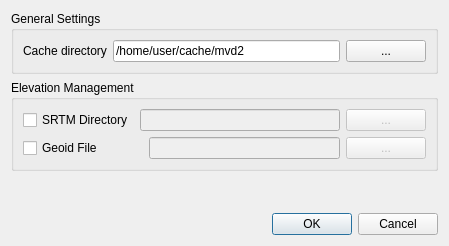
Qt form Code/Application/Catalogue/mvdPreferencesDialog.ui (orfeotoolbox/OTB) before a commit.
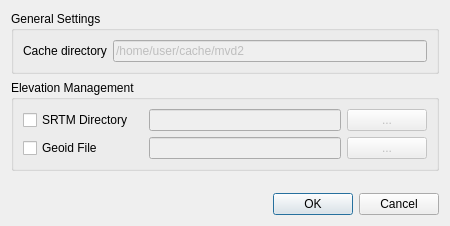
The same form after that commit.

Commit message: ENH: Removed select cache-dir button and disabled cache-dir QLineEdit of the PreferencesDialog (mvd2-catalogue).

```diff
--- a/Code/Application/Catalogue/mvdPreferencesDialog.ui
+++ b/Code/Application/Catalogue/mvdPreferencesDialog.ui
@@ -9,8 +9,8 @@
    <rect>
     <x>0</x>
     <y>0</y>
-    <width>449</width>
-    <height>246</height>
+    <width>446</width>
+    <height>226</height>
    </rect>
   </property>
   <property name="sizePolicy">
@@ -25,35 +25,22 @@
   <property name="locale">
    <locale language="C" country="AnyCountry"/>
   </property>
-  <layout class="QGridLayout" name="gridLayout">
-   <item row="11" column="0">
-    <spacer name="verticalSpacer">
-     <property name="orientation">
-      <enum>Qt::Vertical</enum>
-     </property>
-     <property name="sizeHint" stdset="0">
-      <size>
-       <width>20</width>
-       <height>0</height>
-      </size>
-     </property>
-    </spacer>
-   </item>
-   <item row="1" column="0">
-    <widget class="QGroupBox" name="groupBox">
-     <property name="sizePolicy">
-      <sizepolicy hsizetype="Expanding" vsizetype="Fixed">
-       <horstretch>0</horstretch>
-       <verstretch>0</verstretch>
-      </sizepolicy>
-     </property>
-     <property name="title">
-      <string>General Settings</string>
-     </property>
-     <layout class="QVBoxLayout" name="verticalLayout">
-      <item>
-       <layout class="QHBoxLayout" name="horizontalLayout">
-        <item>
+  <layout class="QVBoxLayout" name="verticalLayout_2">
+   <item>
+    <layout class="QVBoxLayout" name="verticalLayout">
+     <item>
+      <widget class="QGroupBox" name="groupBox">
+       <property name="sizePolicy">
+        <sizepolicy hsizetype="Preferred" vsizetype="Preferred">
+         <horstretch>0</horstretch>
+         <verstretch>0</verstretch>
+        </sizepolicy>
+       </property>
+       <property name="title">
+        <string>General Settings</string>
+       </property>
+       <layout class="QGridLayout" name="gridLayout_2">
+        <item row="0" column="0">
          <widget class="QLabel" name="cacheDirLabel">
           <property name="sizePolicy">
            <sizepolicy hsizetype="Minimum" vsizetype="Preferred">
@@ -66,10 +53,13 @@
           </property>
          </widget>
         </item>
-        <item>
+        <item row="0" column="1">
          <widget class="QLineEdit" name="cacheDirPathLineEdit">
+          <property name="enabled">
+           <bool>false</bool>
+          </property>
           <property name="sizePolicy">
-           <sizepolicy hsizetype="Expanding" vsizetype="Preferred">
+           <sizepolicy hsizetype="Expanding" vsizetype="Minimum">
             <horstretch>0</horstretch>
             <verstretch>0</verstretch>
            </sizepolicy>
@@ -88,10 +78,22 @@
           </property>
          </widget>
         </item>
-        <item>
-         <widget class="QPushButton" name="cacheDirButton">
+       </layout>
+      </widget>
+     </item>
+     <item>
+      <widget class="QGroupBox" name="verticalGroupBox">
+       <property name="title">
+        <string>Elevation Management</string>
+       </property>
+       <layout class="QGridLayout" name="gridLayout">
+        <item row="1" column="2">
+         <widget class="QPushButton" name="geoidButton">
+          <property name="enabled">
+           <bool>false</bool>
+          </property>
           <property name="sizePolicy">
-           <sizepolicy hsizetype="Minimum" vsizetype="Preferred">
+           <sizepolicy hsizetype="Minimum" vsizetype="Minimum">
             <horstretch>0</horstretch>
             <verstretch>0</verstretch>
            </sizepolicy>
@@ -101,85 +103,121 @@
           </property>
          </widget>
         </item>
-       </layout>
-      </item>
-     </layout>
-    </widget>
-   </item>
-   <item row="12" column="0">
-    <widget class="QDialogButtonBox" name="buttonBox">
-     <property name="standardButtons">
-      <set>QDialogButtonBox::Cancel|QDialogButtonBox::Ok</set>
-     </property>
-    </widget>
-   </item>
-   <item row="10" column="0">
-    <widget class="QGroupBox" name="verticalGroupBox">
-     <property name="title">
-      <string>Elevation Management</string>
-     </property>
-     <layout class="QVBoxLayout" name="verticalLayout_2">
-      <property name="margin">
-       <number>9</number>
-      </property>
-      <item>
-       <layout class="QHBoxLayout" name="horizontalLayout_2">
-        <item>
-         <widget class="QCheckBox" name="srtmCheckbox">
-          <property name="text">
-           <string>SRTM Directory</string>
-          </property>
-         </widget>
-        </item>
-        <item>
+        <item row="0" column="1">
          <widget class="QLineEdit" name="srtmLineEdit">
           <property name="enabled">
            <bool>false</bool>
           </property>
+          <property name="sizePolicy">
+           <sizepolicy hsizetype="MinimumExpanding" vsizetype="Minimum">
+            <horstretch>0</horstretch>
+            <verstretch>0</verstretch>
+           </sizepolicy>
+          </property>
          </widget>
         </item>
-        <item>
+        <item row="0" column="2">
          <widget class="QPushButton" name="srtmButton">
           <property name="enabled">
            <bool>false</bool>
           </property>
+          <property name="sizePolicy">
+           <sizepolicy hsizetype="Minimum" vsizetype="Minimum">
+            <horstretch>0</horstretch>
+            <verstretch>0</verstretch>
+           </sizepolicy>
+          </property>
           <property name="text">
            <string>...</string>
           </property>
          </widget>
         </item>
-       </layout>
-      </item>
-      <item>
-       <layout class="QHBoxLayout" name="horizontalLayout_3">
-        <item>
+        <item row="1" column="0">
          <widget class="QCheckBox" name="geoidCheckbox">
+          <property name="sizePolicy">
+           <sizepolicy hsizetype="Minimum" vsizetype="Minimum">
+            <horstretch>0</horstretch>
+            <verstretch>0</verstretch>
+           </sizepolicy>
+          </property>
           <property name="text">
            <string>Geoid File            </string>
           </property>
          </widget>
         </item>
-        <item>
+        <item row="1" column="1">
          <widget class="QLineEdit" name="geoidLineEdit">
           <property name="enabled">
            <bool>false</bool>
           </property>
+          <property name="sizePolicy">
+           <sizepolicy hsizetype="MinimumExpanding" vsizetype="Minimum">
+            <horstretch>0</horstretch>
+            <verstretch>0</verstretch>
+           </sizepolicy>
+          </property>
          </widget>
         </item>
-        <item>
-         <widget class="QPushButton" name="geoidButton">
-          <property name="enabled">
-           <bool>false</bool>
+        <item row="0" column="0">
+         <widget class="QCheckBox" name="srtmCheckbox">
+          <property name="sizePolicy">
+           <sizepolicy hsizetype="Minimum" vsizetype="Minimum">
+            <horstretch>0</horstretch>
+            <verstretch>0</verstretch>
+           </sizepolicy>
           </property>
           <property name="text">
-           <string>...</string>
+           <string>SRTM Directory</string>
           </property>
          </widget>
         </item>
        </layout>
-      </item>
-     </layout>
-    </widget>
+      </widget>
+     </item>
+    </layout>
+   </item>
+   <item>
+    <spacer name="verticalSpacer">
+     <property name="orientation">
+      <enum>Qt::Vertical</enum>
+     </property>
+     <property name="sizeHint" stdset="0">
+      <size>
+       <width>428</width>
+       <height>0</height>
+      </size>
+     </property>
+    </spacer>
+   </item>
+   <item>
+    <layout class="QHBoxLayout" name="horizontalLayout">
+     <item>
+      <spacer name="horizontalSpacer">
+       <property name="orientation">
+        <enum>Qt::Horizontal</enum>
+       </property>
+       <property name="sizeHint" stdset="0">
+        <size>
+         <width>228</width>
+         <height>20</height>
+        </size>
+       </property>
+      </spacer>
+     </item>
+     <item>
+      <widget class="QDialogButtonBox" name="buttonBox">
+       <property name="sizePolicy">
+        <sizepolicy hsizetype="Expanding" vsizetype="Minimum">
+         <horstretch>0</horstretch>
+         <verstretch>0</verstretch>
+        </sizepolicy>
+       </property>
+       <property name="standardButtons">
+        <set>QDialogButtonBox::Cancel|QDialogButtonBox::Ok</set>
+       </property>
+      </widget>
+     </item>
+    </layout>
    </item>
   </layout>
  </widget>
```
Left out of the diff: 5 changed lines with no effect on the pictures. The commit also changes 2 other files.
